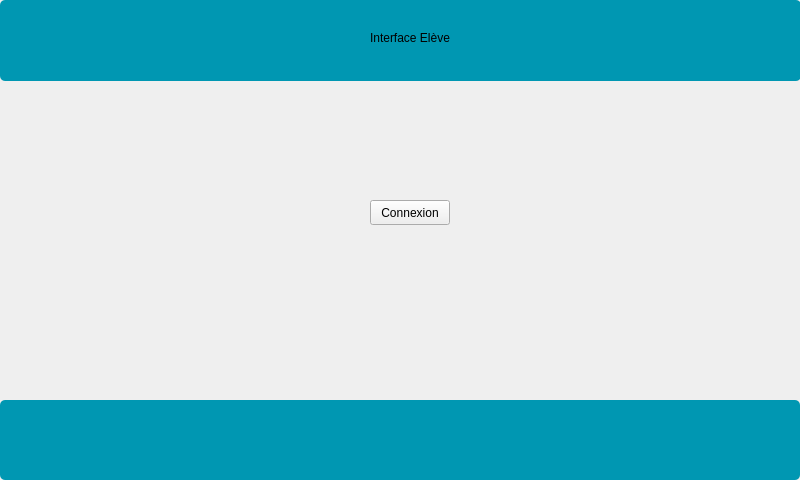
Before: the Qt Designer form InterfaceEleve/mainwindow.ui in Sam-Depardieu/Labo-de-langue, drawn with Qt 5.
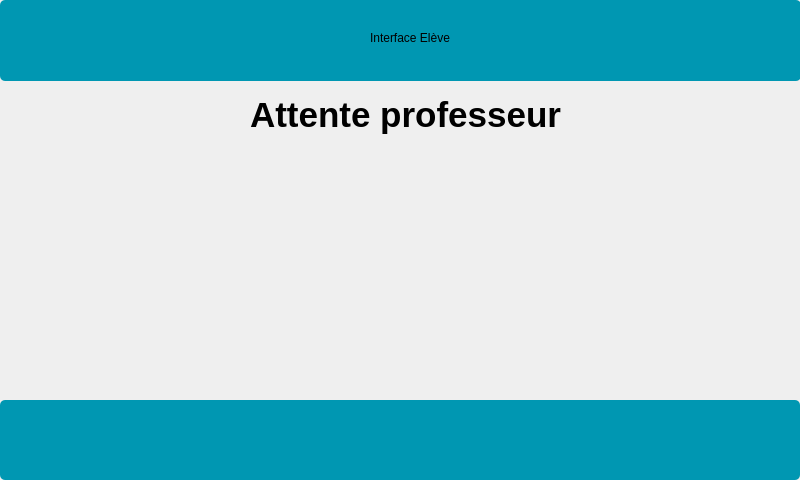
After: the same form once the commit is applied.

Commit message: AttenteProf -> Mainwindow

Patch:
```diff
--- a/InterfaceEleve/mainwindow.ui
+++ b/InterfaceEleve/mainwindow.ui
@@ -14,30 +14,6 @@
    <string>MainWindow</string>
   </property>
   <widget class="QWidget" name="centralwidget">
-   <widget class="QPushButton" name="pushButtonConnexion">
-    <property name="geometry">
-     <rect>
-      <x>370</x>
-      <y>200</y>
-      <width>80</width>
-      <height>25</height>
-     </rect>
-    </property>
-    <property name="font">
-     <font>
-      <bold>false</bold>
-     </font>
-    </property>
-    <property name="cursor">
-     <cursorShape>ArrowCursor</cursorShape>
-    </property>
-    <property name="styleSheet">
-     <string notr="true">Black</string>
-    </property>
-    <property name="text">
-     <string>Connexion</string>
-    </property>
-   </widget>
    <widget class="QGraphicsView" name="footer">
     <property name="geometry">
      <rect>
@@ -85,6 +61,42 @@
      <string>Interface Elève</string>
     </property>
    </widget>
+   <widget class="QLabel" name="label_2">
+    <property name="geometry">
+     <rect>
+      <x>250</x>
+      <y>70</y>
+      <width>321</width>
+      <height>91</height>
+     </rect>
+    </property>
+    <property name="text">
+     <string>&lt;html&gt;&lt;head/&gt;&lt;body&gt;&lt;p&gt;&lt;span style=&quot; font-size:26pt; font-weight:700;&quot;&gt;Attente professeur&lt;/span&gt;&lt;/p&gt;&lt;/body&gt;&lt;/html&gt;</string>
+    </property>
+   </widget>
+   <widget class="QLabel" name="label_Loading">
+    <property name="geometry">
+     <rect>
+      <x>310</x>
+      <y>160</y>
+      <width>191</width>
+      <height>121</height>
+     </rect>
+    </property>
+    <property name="styleSheet">
+     <string notr="true">background-color : transparent;
+border:none;
+</string>
+    </property>
+    <property name="text">
+     <string/>
+    </property>
+   </widget>
+   <zorder>bottom</zorder>
+   <zorder>footer</zorder>
+   <zorder>label</zorder>
+   <zorder>label_2</zorder>
+   <zorder>label_Loading</zorder>
   </widget>
  </widget>
  <resources/>
```
The commit also changes 27 other files.
